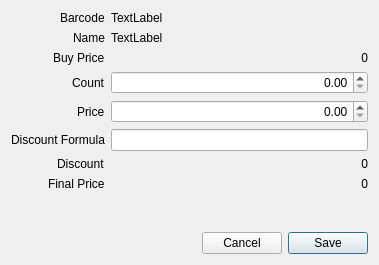
Qt form libgui/item/addpricedialog.ui (apinprastya/sultan) before a commit.
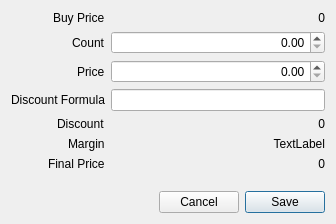
The same form after that commit.

The edit to the form file:
```diff
--- a/libgui/item/addpricedialog.ui
+++ b/libgui/item/addpricedialog.ui
@@ -6,8 +6,8 @@
    <rect>
     <x>0</x>
     <y>0</y>
-    <width>379</width>
-    <height>265</height>
+    <width>336</width>
+    <height>224</height>
    </rect>
   </property>
   <property name="windowTitle">
@@ -19,28 +19,48 @@
      <property name="labelAlignment">
       <set>Qt::AlignRight|Qt::AlignTrailing|Qt::AlignVCenter</set>
      </property>
-     <item row="3" column="0">
+     <item row="0" column="0">
+      <widget class="QLabel" name="label_8">
+       <property name="text">
+        <string>Buy Price</string>
+       </property>
+      </widget>
+     </item>
+     <item row="0" column="1">
+      <widget class="QLabel" name="labelBuyPrice">
+       <property name="text">
+        <string>0</string>
+       </property>
+       <property name="alignment">
+        <set>Qt::AlignRight|Qt::AlignTrailing|Qt::AlignVCenter</set>
+       </property>
+      </widget>
+     </item>
+     <item row="1" column="0">
       <widget class="QLabel" name="label">
        <property name="text">
         <string>Count</string>
        </property>
       </widget>
      </item>
-     <item row="4" column="0">
+     <item row="1" column="1">
+      <widget class="QDoubleSpinBox" name="doubleCount">
+       <property name="alignment">
+        <set>Qt::AlignRight|Qt::AlignTrailing|Qt::AlignVCenter</set>
+       </property>
+       <property name="maximum">
+        <double>1000000.000000000000000</double>
+       </property>
+      </widget>
+     </item>
+     <item row="2" column="0">
       <widget class="QLabel" name="label_2">
        <property name="text">
         <string>Price</string>
        </property>
       </widget>
      </item>
-     <item row="3" column="1">
-      <widget class="QDoubleSpinBox" name="doubleCount">
-       <property name="alignment">
-        <set>Qt::AlignRight|Qt::AlignTrailing|Qt::AlignVCenter</set>
-       </property>
-      </widget>
-     </item>
-     <item row="4" column="1">
+     <item row="2" column="1">
       <widget class="QDoubleSpinBox" name="doublePrice">
        <property name="alignment">
         <set>Qt::AlignRight|Qt::AlignTrailing|Qt::AlignVCenter</set>
@@ -50,73 +70,45 @@
        </property>
       </widget>
      </item>
-     <item row="0" column="0">
-      <widget class="QLabel" name="label_3">
-       <property name="text">
-        <string>Barcode</string>
-       </property>
-      </widget>
-     </item>
-     <item row="1" column="0">
-      <widget class="QLabel" name="label_4">
-       <property name="text">
-        <string>Name</string>
-       </property>
-      </widget>
-     </item>
-     <item row="0" column="1">
-      <widget class="QLabel" name="labelBarcode">
-       <property name="text">
-        <string>TextLabel</string>
-       </property>
-      </widget>
-     </item>
-     <item row="1" column="1">
-      <widget class="QLabel" name="labelName">
-       <property name="text">
-        <string>TextLabel</string>
-       </property>
-      </widget>
-     </item>
-     <item row="5" column="0">
+     <item row="3" column="0">
       <widget class="QLabel" name="label_5">
        <property name="text">
         <string>Discount Formula</string>
        </property>
       </widget>
      </item>
-     <item row="6" column="0">
+     <item row="3" column="1">
+      <widget class="QLineEdit" name="lineEdit">
+       <property name="alignment">
+        <set>Qt::AlignRight|Qt::AlignTrailing|Qt::AlignVCenter</set>
+       </property>
+      </widget>
+     </item>
+     <item row="4" column="0">
       <widget class="QLabel" name="label_6">
        <property name="text">
         <string>Discount</string>
        </property>
       </widget>
      </item>
-     <item row="7" column="0">
+     <item row="4" column="1">
+      <widget class="QLabel" name="labelDiscount">
+       <property name="text">
+        <string>0</string>
+       </property>
+       <property name="alignment">
+        <set>Qt::AlignRight|Qt::AlignTrailing|Qt::AlignVCenter</set>
+       </property>
+      </widget>
+     </item>
+     <item row="6" column="0">
       <widget class="QLabel" name="label_7">
        <property name="text">
         <string>Final Price</string>
        </property>
       </widget>
      </item>
-     <item row="5" column="1">
-      <widget class="QLineEdit" name="lineEdit">
-       <property name="alignment">
-        <set>Qt::AlignRight|Qt::AlignTrailing|Qt::AlignVCenter</set>
-       </property>
-      </widget>
-     </item>
      <item row="6" column="1">
-      <widget class="QLabel" name="labelDiscount">
-       <property name="text">
-        <string>0</string>
-       </property>
-       <property name="alignment">
-        <set>Qt::AlignRight|Qt::AlignTrailing|Qt::AlignVCenter</set>
-       </property>
-      </widget>
-     </item>
-     <item row="7" column="1">
       <widget class="QLabel" name="labelFinal">
        <property name="text">
         <string>0</string>
@@ -126,17 +118,17 @@
        </property>
       </widget>
      </item>
-     <item row="2" column="0">
-      <widget class="QLabel" name="label_8">
+     <item row="5" column="0">
+      <widget class="QLabel" name="label_3">
        <property name="text">
-        <string>Buy Price</string>
+        <string>Margin</string>
        </property>
       </widget>
      </item>
-     <item row="2" column="1">
-      <widget class="QLabel" name="labelBuyPrice">
+     <item row="5" column="1">
+      <widget class="QLabel" name="labelMargin">
        <property name="text">
-        <string>0</string>
+        <string>TextLabel</string>
        </property>
        <property name="alignment">
         <set>Qt::AlignRight|Qt::AlignTrailing|Qt::AlignVCenter</set>
```
